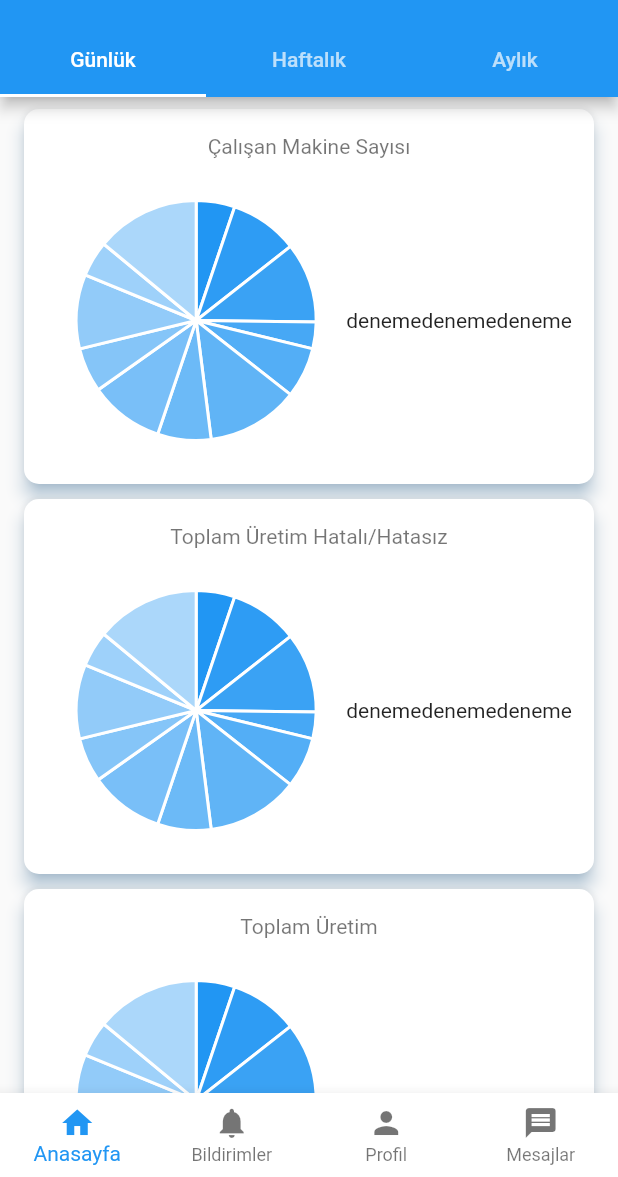
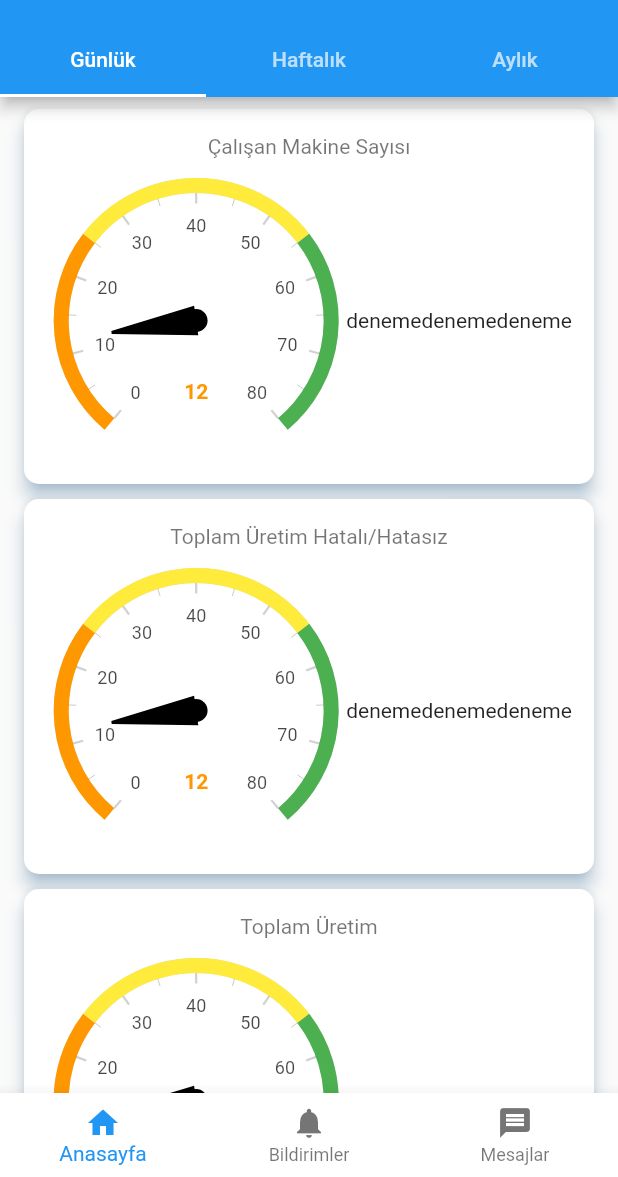
Before and after one commit to ayberkbozkus/flatform, a Flutter app: the HomePage screen opened directly, on a phone screen of 412 x 824 dp, the part 59-1236 px from its top. Run offline on Flutter 3.47's test engine with Material 2 defaults, Android fonts, the light colour scheme and no system bars; drawn by our look-alikes of fl_chart, syncfusion_flutter_gauges; our stand-ins replace charts_flutter, font_awesome_flutter; missing offline and left inert: dart:ffi, flutter_covid_dashboard_ui, flutter_sparkline; accounts and stored records are empty.

Commit message:
RadialGauge chart

```diff
--- a/lib/main.dart
+++ b/lib/main.dart
@@ -34,7 +34,7 @@ class MyApp extends StatelessWidget {
       title: 'Flatform Login',
       debugShowCheckedModeBanner: false,
       theme: new ThemeData(
-        primarySwatch: Colors.blue,
+        primarySwatch: Colors.red,
       ),
       home: new Login(),
     );
--- a/lib/screens/NavBar.dart
+++ b/lib/screens/NavBar.dart
@@ -1,6 +1,7 @@
 import 'package:flutter/material.dart';
 import 'package:charts_flutter/flutter.dart' as charts;
 import 'package:flutter_staggered_grid_view/flutter_staggered_grid_view.dart';
+import 'package:syncfusion_flutter_gauges/gauges.dart';
 
 class HomePage extends StatefulWidget {
   @override
@@ -45,6 +46,52 @@ class _HomePageState extends State<HomePage> {
     });
   }
 
+  Widget sfRadialGaugedisplay = SfRadialGauge(
+    axes: <RadialAxis>[
+      RadialAxis(
+        minimum: 0,
+        maximum: 80,
+        interval: 10,
+        ranges: <GaugeRange>[
+          GaugeRange(
+            startValue: 0,
+            endValue: 25,
+            color: Colors.orange,
+          ),
+          GaugeRange(
+            startValue: 25,
+            endValue: 55,
+            color: Colors.yellow,
+          ),
+          GaugeRange(
+            startValue: 55,
+            endValue: 80,
+            color: Colors.green,
+          ),
+        ],
+        pointers: <GaugePointer>[
+          NeedlePointer(
+            value: 12,
+            enableAnimation: true,
+          )
+        ],
+        annotations: <GaugeAnnotation>[
+          GaugeAnnotation(
+            widget: Text(
+              "12",
+              style: TextStyle(
+                color: Colors.orange,
+                fontWeight: FontWeight.bold,
+              ),
+            ),
+            positionFactor: 0.5,
+            angle: 90,
+          )
+        ],
+      ),
+    ],
+  );
+
   var data = [0.0, 1.0, 1.5, 2.0];
   int _currentIndex = 0;
   Material myItems(IconData icon, String heading, int color) {
@@ -79,10 +126,10 @@ class _HomePageState extends State<HomePage> {
                     children: <Widget>[
                       Center(
                         child: new Container(
-                          height: 200,
-                          width: 200,
-                          child: piechartdisplay,
-                        ),
+                            height: 200,
+                            width:
+                                200, //piechartdisplay    barchartdisplay     sfRadialGaugedisplay
+                            child: sfRadialGaugedisplay),
                       ),
                       Center(
                         child: Text("denemedenemedeneme"),
@@ -154,11 +201,6 @@ class _HomePageState extends State<HomePage> {
               backgroundColor: Colors.blue,
             ),
             BottomNavigationBarItem(
-              icon: Icon(Icons.person),
-              title: Text('Profil'),
-              backgroundColor: Colors.blue,
-            ),
-            BottomNavigationBarItem(
               icon: Icon(Icons.message),
               title: Text('Mesajlar'),
               backgroundColor: Colors.blue,
--- a/lib/screens/screens.dart
+++ b/lib/screens/screens.dart
@@ -1,6 +1,6 @@
 export './bottomNavScreen.dart';
 export './home.dart';
-export './homeScreen.dart';
+export 'NavBar.dart';
 export './notification.dart';
 export './notificationT.dart';
 export './person.dart';
--- a/pubspec.yaml
+++ b/pubspec.yaml
@@ -31,6 +31,7 @@ dependencies:
   flutter_staggered_grid_view: "^0.3.2"
   bubble_tab_indicator: ^0.1.4
   flutter_circular_chart: ^0.1.0
+  syncfusion_flutter_gauges: ^18.2.48
 
 
 dev_dependencies:
```
Also changed, not shown: lib/charts/gaugechart.dart (added, +69 -0 lines), assets/images/flutter-icon.png, 2 other files.
